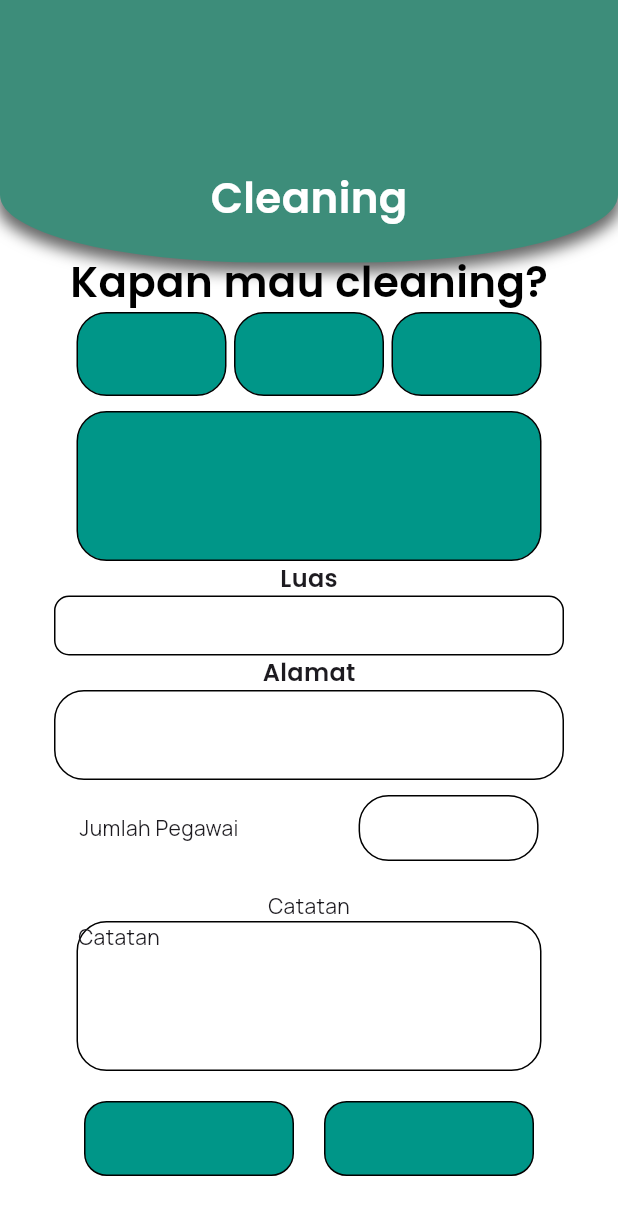
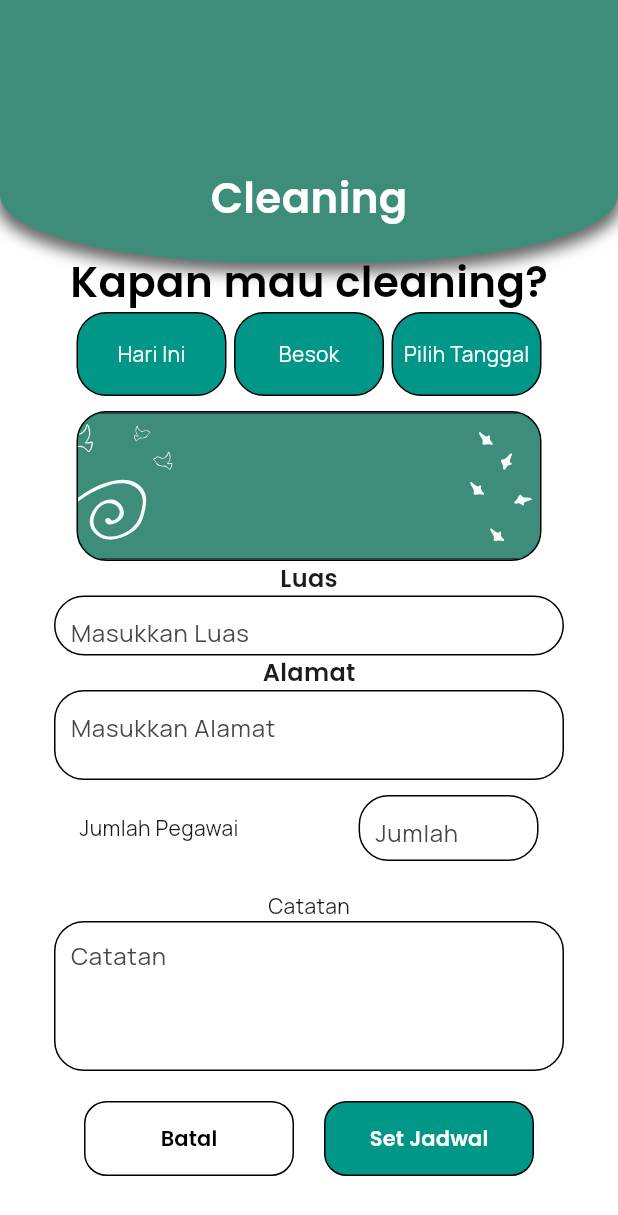
Before and after one commit to AstriaLfy/Resikin, a Flutter app: the Cleanup screen opened directly, scrolled down 37 dp, on a phone screen of 412 x 824 dp. Shown: the top 1215 px of the screen. Run offline on Flutter 3.47's test engine with Material 3 defaults, Android fonts, the phone set to English and light mode, and no system bars; our stand-ins replace flutter_svg, google_fonts, smooth_page_indicator.

Commit message:
clean page sama payment method

```diff
--- a/lib/page/cleanup.dart
+++ b/lib/page/cleanup.dart
@@ -1,17 +1,48 @@
 import 'package:flutter/material.dart';
 import 'package:google_fonts/google_fonts.dart';
 import 'package:resikin/page/reusable.dart';
+import 'package:flutter_svg/flutter_svg.dart';
+import 'payment_method.dart'; // Import the PaymentMethod page
 
-class Cleanup extends StatelessWidget {
+class Cleanup extends StatefulWidget {
+  @override
+  _CleanupState createState() => _CleanupState();
+}
+
+class _CleanupState extends State<Cleanup> {
+  final TextEditingController luasController = TextEditingController();
+  final TextEditingController alamatController = TextEditingController();
+  final TextEditingController jumlahPegawaiController = TextEditingController();
+  final TextEditingController catatanController = TextEditingController();
+
+  void _setJadwal() {
+    // Handle the scheduling logic here
+    String luas = luasController.text;
+    String alamat = alamatController.text;
+    String jumlahPegawai = jumlahPegawaiController.text;
+    String catatan = catatanController.text;
+
+    // You can add your logic to save or process the data
+    print("Luas: $luas");
+    print("Alamat: $alamat");
+    print("Jumlah Pegawai: $jumlahPegawai");
+    print("Catatan: $catatan");
+
+    // Navigate to the PaymentMethod page
+    Navigator.push(
+      context,
+      MaterialPageRoute(builder: (context) => PaymentMethod()),
+    );
+  }
+
   @override
   Widget build(BuildContext context) {
     return Scaffold(
       backgroundColor: Colors.white,
       appBar: PreferredSize(
-        preferredSize: Size.fromHeight(300.0), // Tinggi AppBar
+        preferredSize: Size.fromHeight(300.0), // Height of AppBar
         child: ReusableContainer(
-          child:
-          Center(
+          child: Center(
             child: Column(
               children: [
                 SizedBox(height: 112),
@@ -25,16 +56,13 @@ class Cleanup extends StatelessWidget {
                 ),
               ],
             ),
-    )
-          ,
-        ),),
-
-    body:
-    SingleChildScrollView(child:
-    Column(
+          ),
+        ),
+      ),
+      body: SingleChildScrollView(
+        child: Column(
           children: [
-        SizedBox(height: 30,),
-
+            SizedBox(height: 30),
             Center(
               child: Text(
                 "Kapan mau cleaning?",
@@ -45,177 +73,186 @@ class Cleanup extends StatelessWidget {
                 ),
               ),
             ),
-
             Row(
               mainAxisAlignment: MainAxisAlignment.center,
               children: [
-            Container(
+                _buildDateButton("Hari Ini"),
+                SizedBox(width: 5),
+                _buildDateButton("Besok"),
+                SizedBox(width: 5),
+                _buildDateButton("Pilih Tanggal"),
+              ],
+            ),
+            SizedBox(height: 10),
+            Padding(
+              padding: EdgeInsets.symmetric(
+                horizontal: MediaQuery.of(context).size.width * 0.07,
+              ),
+              child: Container(
                 decoration: BoxDecoration(
                   borderRadius: BorderRadius.circular(20),
                   color: Colors.teal,
-                  border: Border.all(color: Colors.black, width: 1)
-              ),
-              width: 100,
-              height: 56,
-            ),
-
-            SizedBox(width: 5,),
-
-            Container(
-              decoration: BoxDecoration(
-                borderRadius: BorderRadius.circular(20),
-                color: Colors.teal,
-                border: Border.all(color: Colors.black, width: 1)
-              ),
-              width: 100,
-              height: 56,
-            ),
-
-            SizedBox(width: 5,),
-
-
-            Container(
-              decoration: BoxDecoration(
-                borderRadius: BorderRadius.circular(20),
-                color: Colors.teal,
-                  border: Border.all(color: Colors.black, width: 1)
-
-              ),
-              width: 100,
-              height: 56,
-            )
-          ],
-        ),
-
-        SizedBox(height: 10,),
-
-        Padding(padding: EdgeInsets.symmetric(horizontal: MediaQuery.of(context).size.width * 0.07),
-        child:
-        Container(
-          decoration: BoxDecoration(
-              borderRadius: BorderRadius.circular(20),
-              color: Colors.teal,
-              border: Border.all(color: Colors.black, width: 1)
-
+                  border: Border.all(color: Colors.black, width: 1),
                 ),
                 width: 310,
                 height: 100,
-        )
-          ,
-
+                child: ClipRRect(
+                  borderRadius: BorderRadius.circular(20), // Ensure the SVG respects the border radius
+                  child: SvgPicture.asset(
+                    "assets/images/cleanhed.svg",
+                    fit: BoxFit.cover, // This will make the SVG fill the container
                   ),
-
-
-
-        Text("Luas", style: GoogleFonts.poppins(fontSize: 16,fontWeight: FontWeight.w600),),
-
-
-        Padding(padding: EdgeInsets.symmetric(horizontal: MediaQuery.of(context).size.width * 0.07),
-        child:
-        Container(
-          decoration: BoxDecoration(
-            color: Colors.white,
-            borderRadius: BorderRadius.circular(10),
-              border: Border.all(color: Colors.black, width: 1)
                 ),
-
-          height: 40,
-          width: 340,
-        )
-          ,
               ),
-
-        Text("Alamat", style: GoogleFonts.poppins(fontSize: 16,fontWeight: FontWeight.w600),),
-
-        Padding(padding: EdgeInsets.symmetric(horizontal: MediaQuery.of(context).size.width * 0.07),
-          child:
+            ),
+            _buildInputField("Luas", luasController, 40),
+            _buildInputField("Alamat", alamatController, 60),
+            SizedBox(height: 10),
+            Row(
+              mainAxisAlignment: MainAxisAlignment.center,
+              children: [
+                Text("Jumlah Pegawai"),
+                SizedBox(width: 80),
                 Container(
                   decoration: BoxDecoration(
                     color: Colors.white,
                     borderRadius: BorderRadius.circular(20),
-                border: Border.all(color: Colors.black, width: 1)
+                    border: Border.all(color: Colors.black, width: 1),
                   ),
-
-            height: 60,
-            width: 340,
+                  height: 44,
+                  width: 120,
+                  child: TextField(
+                    controller: jumlahPegawaiController,
+                    keyboardType: TextInputType.number,
+                    decoration: InputDecoration(
+                      border: InputBorder.none,
+                      hintText: "Jumlah",
+                      contentPadding: EdgeInsets.symmetric(horizontal: 10),
                     ),
                   ),
-
-        SizedBox(height: 10,),
-
-        Row(
+                ),
+              ],
+            ),
+            SizedBox(height: 20),
+            Text("Catatan"),
+            Padding(
+              padding: EdgeInsets.symmetric(
+                horizontal: MediaQuery.of(context).size.width * 0.07,
+              ),
+              child: Container(
+                decoration: BoxDecoration(
+                  borderRadius: BorderRadius.circular(20),
+                  color: Colors.white,
+                  border: Border.all(color: Colors.black, width: 1),
+                ),
+                width: 340,
+                height: 100,
+                child: TextField(
+                  controller: catatanController,
+                  maxLines: 4,
+                  decoration: InputDecoration(
+                    border: InputBorder.none,
+                    hintText: "Catatan",
+                    contentPadding: EdgeInsets.symmetric(horizontal: 10, vertical: 10),
+                  ),
+                ),
+              ),
+            ),
+            SizedBox(height: 20),
+            Padding(
+              padding: EdgeInsets.symmetric(
+                horizontal: MediaQuery.of(context).size.width * 0.07,
+              ),
+              child: Row(
                 mainAxisAlignment: MainAxisAlignment.center,
                 children: [
-            Text("Jumlah Pegawai"),
-            SizedBox(width: 80,),
-            Container(
+                  _buildActionButton("Batal", Colors.white, Colors.black, () {
+                    // Handle cancel action
+                  }),
+                  SizedBox(width: 20),
+                  _buildActionButton("Set Jadwal", Colors.teal, Colors.white, _setJadwal),
+                ],
+              ),
+            ),
+            SizedBox(height: 40),
+          ],
+        ),
+      ),
+    );
+  }
+
+  Widget _buildDateButton(String title) {
+    return Container(
+      decoration: BoxDecoration(
+        borderRadius: BorderRadius.circular(20),
+        color: Colors.teal,
+        border: Border.all(color: Colors.black, width: 1),
+      ),
+      width: 100,
+      height: 56,
+      child: Center(
+        child: Text(title, style: TextStyle(color: Colors.white)),
+      ),
+    );
+  }
+
+  Widget _buildInputField(String label, TextEditingController controller, double height) {
+    return Column(
+      children: [
+        Text(
+          label,
+          style: GoogleFonts.poppins(
+            fontSize: 16,
+            fontWeight: FontWeight.w600,
+          ),
+        ),
+        Padding(
+          padding: EdgeInsets.symmetric(
+            horizontal: MediaQuery.of(context).size.width * 0.07,
+          ),
+          child: Container(
             decoration: BoxDecoration(
               color: Colors.white,
               borderRadius: BorderRadius.circular(20),
-                  border: Border.all(color: Colors.black, width: 1)
+              border: Border.all(color: Colors.black, width: 1),
             ),
-              height: 44,
-              width: 120,
-            )
-          ],
-        ),
-
-        SizedBox(height: 20,),
-
-        Text("Catatan"),
-
-        Padding(padding: EdgeInsets.symmetric(horizontal: MediaQuery.of(context).size.width * 0.07),
-          child:
-          Container(
-            decoration: BoxDecoration(
-                borderRadius: BorderRadius.circular(20),
-                color: Colors.white,
-                border: Border.all(color: Colors.black, width: 1)
-
-            ),
-            width: 310,
-            height: 100,
-            child: Text("Catatan"),
+            height: height,
+            width: 340,
+            child: TextField(
+              controller: controller,
+              decoration: InputDecoration(
+                border: InputBorder.none,
+                hintText: "Masukkan $label",
+                contentPadding: EdgeInsets.symmetric(horizontal: 10),
               ),
             ),
+          ),
+        ),
+      ],
+    );
+  }
 
-        SizedBox( height: 20,),
-
-        Padding(padding: EdgeInsets.symmetric(horizontal: MediaQuery.of(context).size.width * 0.07),
-        child: Row(
-          mainAxisAlignment: MainAxisAlignment.center,
-          children: [
-            Container(
+  Widget _buildActionButton(String title, Color bgColor, Color textColor, VoidCallback onPressed) {
+    return Container(
       decoration: BoxDecoration(
-                color: Colors.teal,
+        color: bgColor,
         borderRadius: BorderRadius.circular(15),
-                  border: Border.all(color: Colors.black, width: 1)
+        border: Border.all(color: Colors.black, width: 1),
       ),
       height: 50,
       width: 140,
+      child: TextButton(
+        onPressed: onPressed,
+        child: Center(
+          child: Text(
+            title,
+            style: GoogleFonts.poppins(
+              color: textColor,
+              fontWeight: FontWeight.w600,
             ),
-
-            SizedBox(width: 20,),
-
-            Container(
-              decoration: BoxDecoration(
-                borderRadius: BorderRadius.circular(15),
-                color: Colors.teal,
-                  border: Border.all(color: Colors.black, width: 1)
           ),
-              height: 50,
-              width: 140,
-            )
-          ],
-        ),),
-
-SizedBox(height: 40,)
-
-
-
-
-          ],
-    ), )
+        ),
+      ),
     );
   }
 }
```
Also changed, not shown: lib/page/payment_method.dart (added, +180 -0 lines), assets/images/cleanhed.svg (added). Lines whose indentation alone changed are shown as unchanged.
